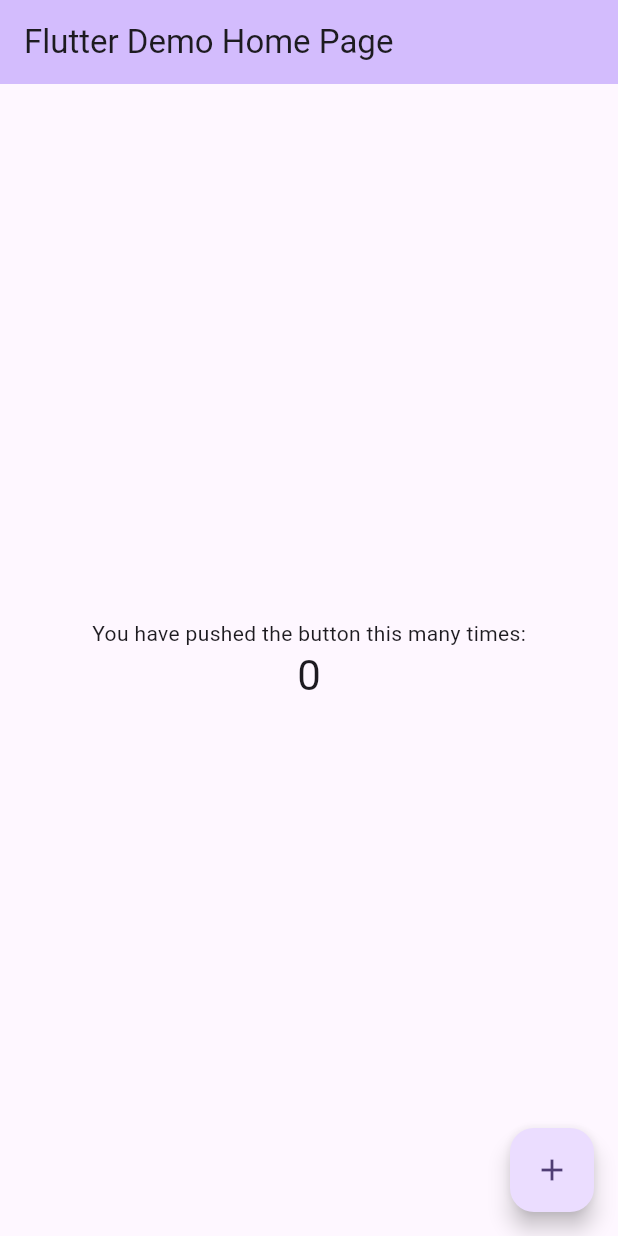
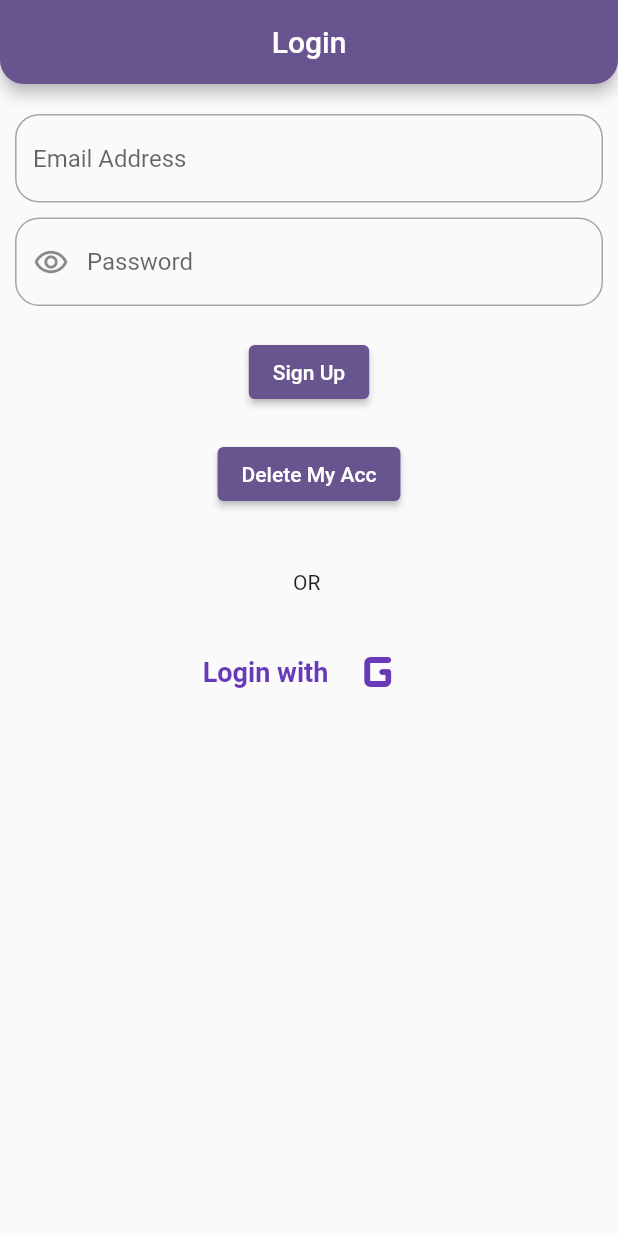
Before and after one commit to ahmednafea/firebase_sample, a Flutter app: the screen it shows after launch, on a phone screen of 412 x 824 dp. Run offline on Flutter 3.47's test engine with Material 3 defaults, Android fonts, the phone set to English and light mode, and no system bars; our stand-ins replace cloud_firestore, firebase_auth, firebase_core, google_sign_in; accounts and stored records are empty.

Commit message:
[Add] firebase services configs

```diff
--- /dev/null
+++ b/lib/firebase_authentication_app.dart
@@ -0,0 +1,63 @@
+import 'package:firebase_auth/firebase_auth.dart';
+import 'package:flutter/material.dart';
+import 'package:google_sign_in/google_sign_in.dart';
+
+class FirebaseAuthenticationApp {
+  static Future<UserCredential?> createAccount(
+      String email, String password) async {
+    try {
+      final credential =
+          await FirebaseAuth.instance.createUserWithEmailAndPassword(
+        email: email,
+        password: password,
+      );
+      debugPrint("${credential.user!.email} signedUp successfully");
+      return credential;
+    } on FirebaseAuthException catch (e) {
+      if (e.code == 'weak-password') {
+        debugPrint('The password provided is too weak.');
+      } else if (e.code == 'email-already-in-use') {
+        debugPrint('The account already exists for that email.');
+        login(email, password);
+      }
+      return null;
+    } catch (e) {
+      debugPrint("$e");
+    }
+    return null;
+  }
+
+  static Future<UserCredential?> login(String email, String password) async {
+    try {
+      final credential = await FirebaseAuth.instance
+          .signInWithEmailAndPassword(email: email, password: password);
+      debugPrint("${credential.user!.email} signedIn successfully");
+      return credential;
+    } on FirebaseAuthException catch (e) {
+      if (e.code == 'user-not-found') {
+        debugPrint('No user found for that email.');
+        createAccount(email, password);
+      } else if (e.code == 'wrong-password') {
+        debugPrint('Wrong password provided for that user.');
+      }
+      return null;
+    }
+  }
+ static Future<UserCredential> signInWithGoogle() async {
+    // Trigger the authentication flow
+    final GoogleSignInAccount? googleUser = await GoogleSignIn().signIn();
+
+    // Obtain the auth details from the request
+    final GoogleSignInAuthentication? googleAuth = await googleUser?.authentication;
+
+    // Create a new credential
+    final credential = GoogleAuthProvider.credential(
+      accessToken: googleAuth?.accessToken,
+      idToken: googleAuth?.idToken,
+    );
+
+    // Once signed in, return the UserCredential
+    return await FirebaseAuth.instance.signInWithCredential(credential);
+  }
+
+}
--- /dev/null
+++ b/lib/firebase_db_manager.dart
@@ -0,0 +1,27 @@
+import 'package:cloud_firestore/cloud_firestore.dart';
+
+class FirebaseDBManager {
+  static final FirebaseFirestore db = FirebaseFirestore.instance;
+
+  static Future<DocumentReference> add(String email) async {
+    final docRef = await db.collection("users").add({"Email": email});
+    return docRef;
+  }
+
+  static Future<void> delete(String email) async {
+    final docRef = await db.collection("users").get();
+    for (var user in docRef.docs) {
+      if (user.get("Email") == email) {
+        user.reference.delete();
+      }
+    }
+  }
+
+  static Future<void> update(String email) async {
+    final docRef =
+        await db.collection("users").where("Email", isEqualTo: email).get();
+    for (var user in docRef.docs) {
+      user.reference.update({"name": "Testing ${DateTime.now()}"});
+    }
+  }
+}
--- /dev/null
+++ b/lib/login_screen.dart
@@ -0,0 +1,178 @@
+import 'package:firebase_auth/firebase_auth.dart';
+import 'package:firebase_sample/firebase_authentication_app.dart';
+import 'package:firebase_sample/firebase_db_manager.dart';
+import 'package:flutter/material.dart';
+
+class LoginScreen extends StatefulWidget {
+  const LoginScreen({super.key});
+
+  @override
+  State<LoginScreen> createState() => _LoginScreenState();
+}
+
+class _LoginScreenState extends State<LoginScreen> {
+  TextEditingController emailTextEditingController = TextEditingController();
+  TextEditingController passwordTextEditingController = TextEditingController();
+  FocusNode emailFocusNode = FocusNode();
+  FocusNode passwordFocusNode = FocusNode();
+  bool isObscure = true;
+
+  @override
+  Widget build(BuildContext context) {
+    return Scaffold(
+      appBar: AppBar(
+        title: const Text("Login"),
+        centerTitle: true,
+        shape: const RoundedRectangleBorder(
+            borderRadius: BorderRadius.only(
+                bottomLeft: Radius.circular(16),
+                bottomRight: Radius.circular(16))),
+      ),
+      body: SingleChildScrollView(
+        padding: const EdgeInsets.symmetric(vertical: 20, horizontal: 10),
+        child: Column(
+          children: [
+            TextField(
+              controller: emailTextEditingController,
+              focusNode: emailFocusNode,
+              onEditingComplete: () =>
+                  FocusScope.of(context).requestFocus(passwordFocusNode),
+              textInputAction: TextInputAction.next,
+              decoration: InputDecoration(
+                  hintText: "Email Address",
+                  focusedBorder: OutlineInputBorder(
+                      borderRadius: BorderRadius.circular(16),
+                      borderSide: const BorderSide(color: Colors.deepPurple)),
+                  border: OutlineInputBorder(
+                      borderRadius: BorderRadius.circular(16),
+                      borderSide: const BorderSide(color: Colors.deepPurple))),
+            ),
+            const SizedBox(height: 10),
+            TextField(
+              controller: passwordTextEditingController,
+              focusNode: passwordFocusNode,
+              textInputAction: TextInputAction.go,
+              onSubmitted: (val) async {
+                if (val.length >= 8 &&
+                    validatingEmail(emailTextEditingController.value.text)) {
+                  final user = await FirebaseAuthenticationApp.createAccount(
+                      emailTextEditingController.value.text, val);
+                  if (user != null) {
+                    FirebaseDBManager.add(user.user!.email!);
+                  }
+                } else {
+                  debugPrint("Not Valid Data");
+                }
+              },
+              obscureText: isObscure,
+              decoration: InputDecoration(
+                  hintText: "Password",
+                  prefixIcon: GestureDetector(
+                    onTap: () {
+                      setState(() {
+                        isObscure = !isObscure;
+                      });
+                    },
+                    child: Icon(isObscure
+                        ? Icons.remove_red_eye_outlined
+                        : Icons.remove_red_eye_rounded),
+                  ),
+                  focusedBorder: OutlineInputBorder(
+                      borderRadius: BorderRadius.circular(16),
+                      borderSide: const BorderSide(color: Colors.deepPurple)),
+                  border: OutlineInputBorder(
+                      borderRadius: BorderRadius.circular(16),
+                      borderSide: const BorderSide(color: Colors.deepPurple))),
+            ),
+            const SizedBox(height: 20),
+            ElevatedButton(
+                onPressed: () async {
+                  if (passwordTextEditingController.value.text.length >= 8 &&
+                      validatingEmail(emailTextEditingController.value.text)) {
+                    final user = await FirebaseAuthenticationApp.createAccount(
+                        emailTextEditingController.value.text,
+                        passwordTextEditingController.value.text);
+                    if (user != null) {
+                      FirebaseDBManager.add(user.user!.email!);
+                    }
+                  } else {
+                    debugPrint("Not Valid Data");
+                  }
+                },
+                child: const Text("Sign Up")),
+            const SizedBox(height: 20),
+            ElevatedButton(
+                onPressed: () {
+                  FirebaseDBManager.delete(
+                      FirebaseAuth.instance.currentUser!.email!);
+                  FirebaseAuth.instance.currentUser!.delete();
+                },
+                child: const Text("Delete My Acc")),
+            const SizedBox(height: 40),
+            Center(
+              child: Row(
+                children: [
+                  VerticalDivider(
+                    color: Colors.purple,
+                    thickness: 2,
+                    width: MediaQuery.of(context).size.width * 0.45,
+                  ),
+                  const Text("OR"),
+                  VerticalDivider(
+                    color: Colors.purple,
+                    thickness: 2,
+                    width: MediaQuery.of(context).size.width * 0.45,
+                  ),
+                ],
+              ),
+            ),
+            const SizedBox(height: 20),
+            Center(
+              child: TextButton(
+                  onPressed: () async {
+                    // final user =
+                    //     await FirebaseAuthenticationApp.signInWithGoogle();
+                    // if (user.user != null) {
+                    //   debugPrint(user.user!.email);
+                    // } else {
+                    //   debugPrint("authentication with google failed");
+                    // }
+                    FirebaseDBManager.update(FirebaseAuth.instance.currentUser!.email!);
+                  },
+                  child: const Row(
+                    mainAxisAlignment: MainAxisAlignment.center,
+                    mainAxisSize: MainAxisSize.min,
+                    children: [
+                      Text(
+                        "Login with",
+                        style: TextStyle(
+                            fontSize: 18,
+                            color: Colors.deepPurple,
+                            fontWeight: FontWeight.w700),
+                      ),
+                      SizedBox(width: 10),
+                      Icon(
+                        Icons.g_mobiledata_rounded,
+                        color: Colors.deepPurple,
+                        size: 48,
+                      ),
+                    ],
+                  )),
+            )
+          ],
+        ),
+      ),
+    );
+  }
+
+  bool validatingEmail(String value) {
+    String pattern =
+        r'^(([^<>()[\]\\.,;:\s@\"]+(\.[^<>()[\]\\.,;:\s@\"]+)*)|(\".+\"))@((\[[0-9]{1,3}\.[0-9]{1,3}\.[0-9]{1,3}\.[0-9]{1,3}\])|(([a-zA-Z\-0-9]+\.)+[a-zA-Z]{2,}))$';
+    RegExp regex = RegExp(pattern);
+    if (regex.hasMatch(value)) {
+      return true;
+    } else {
+      return false;
+    }
+  }
+}
--- a/lib/main.dart
+++ b/lib/main.dart
@@ -1,3 +1,4 @@
+import 'package:firebase_sample/login_screen.dart';
 import 'package:flutter/material.dart';
 import 'package:firebase_core/firebase_core.dart';
 
@@ -37,97 +38,9 @@ class MyApp extends StatelessWidget {
         // This works for code too, not just values: Most code changes can be
         // tested with just a hot reload.
         colorScheme: ColorScheme.fromSeed(seedColor: Colors.deepPurple),
-        useMaterial3: true,
-      ),
-      home: const MyHomePage(title: 'Flutter Demo Home Page'),
+        useMaterial3: false,
+      ),debugShowCheckedModeBanner: false,
+      home: const LoginScreen(),
     );
   }
 }
-
-class MyHomePage extends StatefulWidget {
-  const MyHomePage({super.key, required this.title});
-
-  // This widget is the home page of your application. It is stateful, meaning
-  // that it has a State object (defined below) that contains fields that affect
-  // how it looks.
-
-  // This class is the configuration for the state. It holds the values (in this
-  // case the title) provided by the parent (in this case the App widget) and
-  // used by the build method of the State. Fields in a Widget subclass are
-  // always marked "final".
-
-  final String title;
-
-  @override
-  State<MyHomePage> createState() => _MyHomePageState();
-}
-
-class _MyHomePageState extends State<MyHomePage> {
-  int _counter = 0;
-
-  void _incrementCounter() {
-    setState(() {
-      // This call to setState tells the Flutter framework that something has
-      // changed in this State, which causes it to rerun the build method below
-      // so that the display can reflect the updated values. If we changed
-      // _counter without calling setState(), then the build method would not be
-      // called again, and so nothing would appear to happen.
-      _counter++;
-    });
-  }
-
-  @override
-  Widget build(BuildContext context) {
-    // This method is rerun every time setState is called, for instance as done
-    // by the _incrementCounter method above.
-    //
-    // The Flutter framework has been optimized to make rerunning build methods
-    // fast, so that you can just rebuild anything that needs updating rather
-    // than having to individually change instances of widgets.
-    return Scaffold(
-      appBar: AppBar(
-        // TRY THIS: Try changing the color here to a specific color (to
-        // Colors.amber, perhaps?) and trigger a hot reload to see the AppBar
-        // change color while the other colors stay the same.
-        backgroundColor: Theme.of(context).colorScheme.inversePrimary,
-        // Here we take the value from the MyHomePage object that was created by
-        // the App.build method, and use it to set our appbar title.
-        title: Text(widget.title),
-      ),
-      body: Center(
-        // Center is a layout widget. It takes a single child and positions it
-        // in the middle of the parent.
-        child: Column(
-          // Column is also a layout widget. It takes a list of children and
-          // arranges them vertically. By default, it sizes itself to fit its
-          // children horizontally, and tries to be as tall as its parent.
-          //
-          // Column has various properties to control how it sizes itself and
-          // how it positions its children. Here we use mainAxisAlignment to
-          // center the children vertically; the main axis here is the vertical
-          // axis because Columns are vertical (the cross axis would be
-          // horizontal).
-          //
-          // TRY THIS: Invoke "debug painting" (choose the "Toggle Debug Paint"
-          // action in the IDE, or press "p" in the console), to see the
-          // wireframe for each widget.
-          mainAxisAlignment: MainAxisAlignment.center,
-          children: <Widget>[
-            const Text(
-              'You have pushed the button this many times:',
-            ),
-            Text(
-              '$_counter',
-              style: Theme.of(context).textTheme.headlineMedium,
-            ),
-          ],
-        ),
-      ),
-      floatingActionButton: FloatingActionButton(
-        onPressed: _incrementCounter,
-        tooltip: 'Increment',
-        child: const Icon(Icons.add),
-      ), // This trailing comma makes auto-formatting nicer for build methods.
-    );
-  }
-}
```
Also changed, not shown: pubspec.yaml (+5 -3 lines), pubspec.lock.
